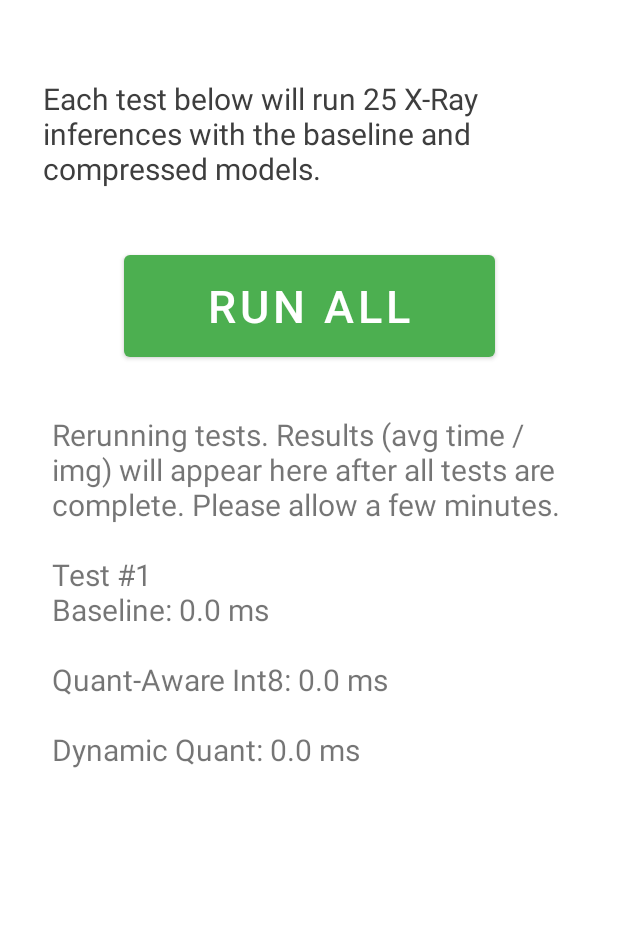
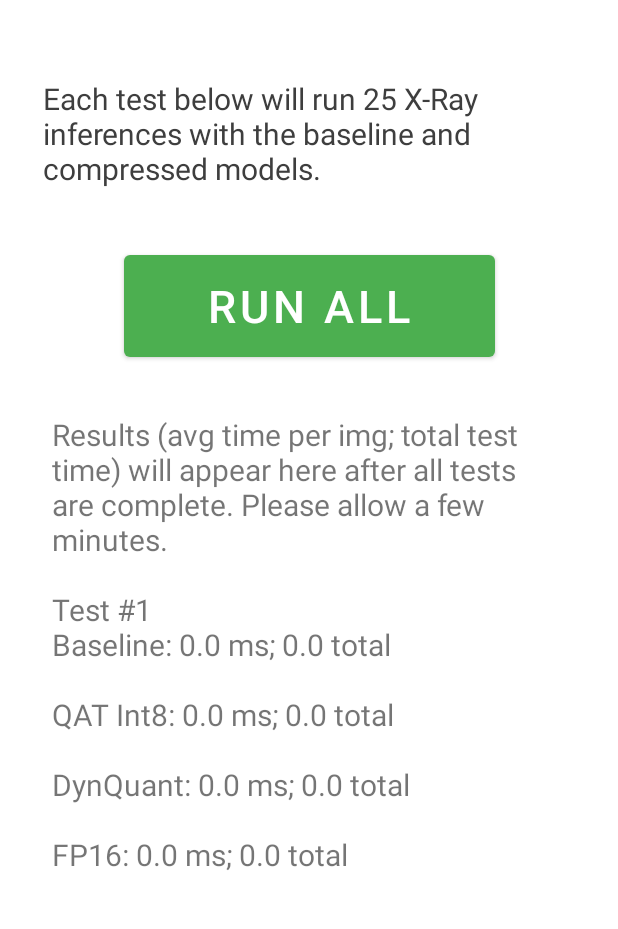
Before and after one commit to sunbiz/LowPoweredTFmodels_BenchmarkApp, an Android app: the screen it shows after launch (MainActivity), after a tap on "RUN ALL", on a phone screen of 412 x 824 dp, the part 84-1013 px from its top. Run offline under Robolectric (Android 15) with nearby library versions, the phone set to English and light mode, and no system bars; 5 statements that could not run were skipped.

Commit message:
Add FP16 model. Fix bug in results display.

```diff
--- a/app/src/main/java/com/example/tflitemodelbenchmarking/MainActivity.java
+++ b/app/src/main/java/com/example/tflitemodelbenchmarking/MainActivity.java
@@ -50,13 +50,15 @@ public class MainActivity extends AppCompatActivity {
   public void run_all(View view) throws IOException {
     // Reset text if necessary
     TextView resultsBox = (TextView) findViewById(R.id.resultsView);
-    resultsBox.setText(R.string.results_on_rerunning_tests);
+    resultsBox.setText(R.string.results_will_appear_here_avg_time_img);
     resultsBox.append("\nTest #" + runCount++);
 
     int numIterations = 1; // Increase this to get a more accurate result
     runTestNTimes("chexnet_kaggle_tflite_no_quantization.tflite", numIterations, MODEL_TYPE.FLOAT_MODEL, "Baseline");
-    runTestNTimes("QAT_int_8_v1.tflite", numIterations, MODEL_TYPE.FLOAT_MODEL, "Quant-Aware Int8");
-    runTestNTimes("chexnet_kaggle_tflite_dynamic_quantization.tflite", numIterations, MODEL_TYPE.FLOAT_MODEL, "Dynamic Quant");
+    runTestNTimes("QAT_int_8_v1.tflite", numIterations, MODEL_TYPE.FLOAT_MODEL, "QAT Int8");
+    runTestNTimes("chexnet_kaggle_tflite_dynamic_quantization.tflite", numIterations, MODEL_TYPE.FLOAT_MODEL, "DynQuant");
+    runTestNTimes("chexnet_kaggle_tflite_fp16.tflite", numIterations, MODEL_TYPE.FLOAT_MODEL, "FP16");
+
     Log.d(TAG, "Done with all tests.");
   }
 
@@ -67,6 +69,7 @@ public class MainActivity extends AppCompatActivity {
     float testStartTimeMs = SystemClock.uptimeMillis();
     float testTime = 0.0f;
     float avgTimePerImage;
+    float totalTestTime;
     float minLatency = Float.MAX_VALUE;
     float maxLatency = Float.MIN_VALUE;
 
@@ -92,14 +95,15 @@ public class MainActivity extends AppCompatActivity {
       // Log stats
       float endTimeMs = SystemClock.uptimeMillis();
       avgTimePerImage = testTime / (numImages * numIterations);
-      Log.d(TAG, "Completed test of " + label + " Model in " + (endTimeMs - testStartTimeMs) + " ms on " + (numImages * numIterations) + " images.");
+      totalTestTime = endTimeMs - testStartTimeMs;
+      Log.d(TAG, "Completed test of " + label + " Model in " + totalTestTime + " ms on " + (numImages * numIterations) + " images.");
       Log.d(TAG, "Average inference time per image: " + avgTimePerImage + " for model: " + modelName);
       Log.d(TAG, "Min latency: " + minLatency + " ms.");
       Log.d(TAG, "Max latency: " + maxLatency + " ms.");
     }
     wakeLock.release();
     TextView resultsBox = (TextView) findViewById(R.id.resultsView);
-    resultsBox.append("\n" + label + ": " + avgTimePerImage + " ms" + "\n");
+    resultsBox.append("\n" + label + ": " + avgTimePerImage + " ms; " + totalTestTime + " total" + "\n");
     return avgTimePerImage;
   }
 
@@ -113,7 +117,7 @@ public class MainActivity extends AppCompatActivity {
 //      Log.d(TAG, "Delegate IS supported on this device");
 //    } else {
       // if the GPU is not supported, run on 4 threads
-//      options.setNumThreads(4);
+      options.setNumThreads(2);
 //      Log.d(TAG, "Delegate is NOT supported on this device");
 //    }
 
@@ -133,6 +137,7 @@ public class MainActivity extends AppCompatActivity {
     if (modelType == MODEL_TYPE.INT_MODEL) {
       byte[][][][] inputByte = Utils.loadImageAsByteArr(getApplicationContext(), image);
       byte[][] outputByte = new byte[1][14];
+//      interpreter.resizeInput(0, [4, 1, 224, 224, 3]);
       interpreter.run(inputByte, outputByte);
 //      Log.v(TAG, "Output: " + Arrays.toString(outputByte[0]));
 //      Log.v(TAG, "Likeliest label: " + labels[Utils.getIndexOfLargestByte(outputByte[0])]);
--- a/app/src/main/res/values/strings.xml
+++ b/app/src/main/res/values/strings.xml
@@ -7,6 +7,6 @@
     <string name="previous">Previous</string>
 
     <string name="home_screen_text">Each test below will run 25 X-Ray inferences with the baseline and compressed models. </string>
-  <string name="results_will_appear_here_avg_time_img">Results (avg time / img) will appear here after all tests are complete. Please allow a few minutes. \n </string>
+  <string name="results_will_appear_here_avg_time_img">Results (avg time per img; total test time) will appear here after all tests are complete. Please allow a few minutes. \n </string>
   <string name="results_on_rerunning_tests">Rerunning tests. Results (avg time / img) will appear here after all tests are complete. Please allow a few minutes. \n </string>
 </resources>
```
Also changed, not shown: 1 other file.
